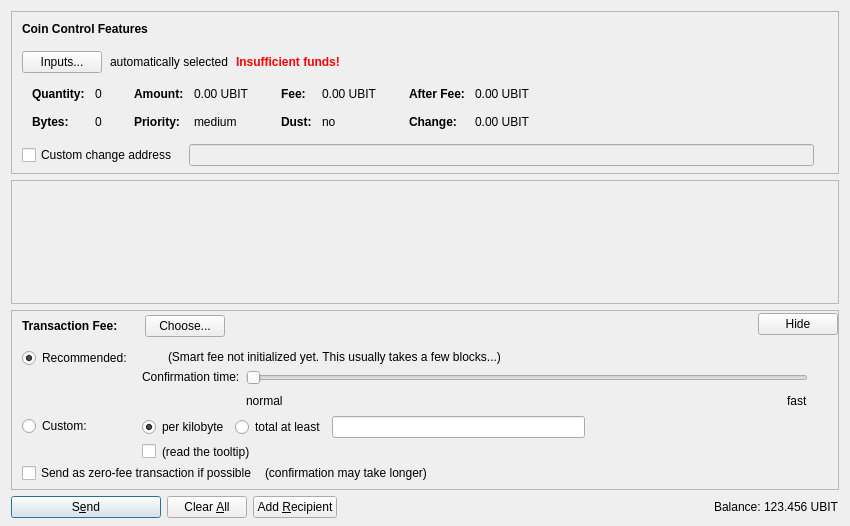
The window that src/qt/forms/sendcoinsdialog.ui (utabit/bitcoin) describes before a commit, drawn with Qt 5.
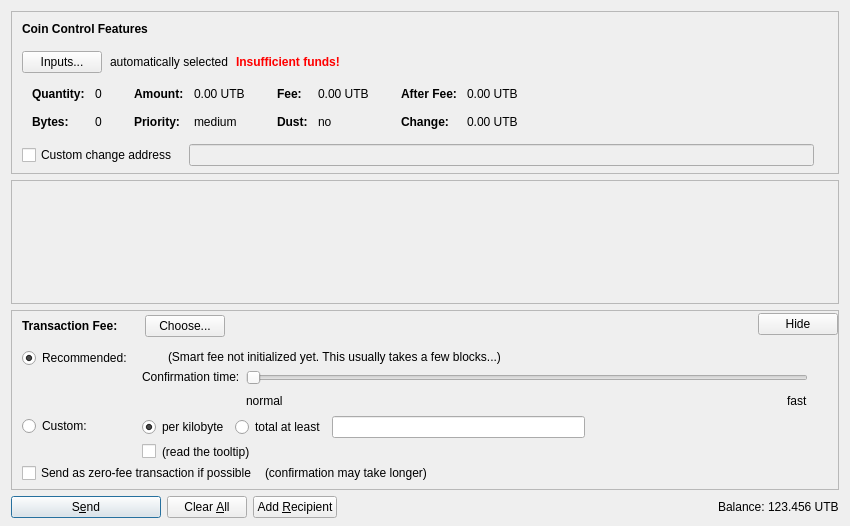
The same window after the commit. Icons and pictures are not drawn. Custom widgets are drawn as their Qt base class.

Patch:
```diff
--- a/src/qt/forms/sendcoinsdialog.ui
+++ b/src/qt/forms/sendcoinsdialog.ui
@@ -324,7 +324,7 @@
                   <enum>Qt::ActionsContextMenu</enum>
                  </property>
                  <property name="text">
-                  <string notr="true">0.00 UBIT</string>
+                  <string notr="true">0.00 UTB</string>
                  </property>
                  <property name="textInteractionFlags">
                   <set>Qt::LinksAccessibleByMouse|Qt::TextSelectableByKeyboard|Qt::TextSelectableByMouse</set>
@@ -404,7 +404,7 @@
                   <enum>Qt::ActionsContextMenu</enum>
                  </property>
                  <property name="text">
-                  <string notr="true">0.00 UBIT</string>
+                  <string notr="true">0.00 UTB</string>
                  </property>
                  <property name="textInteractionFlags">
                   <set>Qt::LinksAccessibleByMouse|Qt::TextSelectableByKeyboard|Qt::TextSelectableByMouse</set>
@@ -484,7 +484,7 @@
                   <enum>Qt::ActionsContextMenu</enum>
                  </property>
                  <property name="text">
-                  <string notr="true">0.00 UBIT</string>
+                  <string notr="true">0.00 UTB</string>
                  </property>
                  <property name="textInteractionFlags">
                   <set>Qt::LinksAccessibleByMouse|Qt::TextSelectableByKeyboard|Qt::TextSelectableByMouse</set>
@@ -513,7 +513,7 @@
                   <enum>Qt::ActionsContextMenu</enum>
                  </property>
                  <property name="text">
-                  <string notr="true">0.00 UBIT</string>
+                  <string notr="true">0.00 UTB</string>
                  </property>
                  <property name="textInteractionFlags">
                   <set>Qt::LinksAccessibleByMouse|Qt::TextSelectableByKeyboard|Qt::TextSelectableByMouse</set>
@@ -1352,7 +1352,7 @@
           <cursorShape>IBeamCursor</cursorShape>
          </property>
          <property name="text">
-          <string notr="true">123.456 UBIT</string>
+          <string notr="true">123.456 UTB</string>
          </property>
          <property name="textInteractionFlags">
           <set>Qt::LinksAccessibleByMouse|Qt::TextSelectableByKeyboard|Qt::TextSelectableByMouse</set>
```
